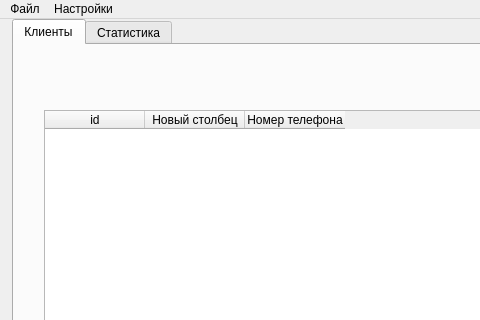
Qt form mainwindow.ui (yurikses/ClientFlow) before a commit; both pictures show x 0 to 480 and y 0 to 320 of the 1486 by 566 pixel window.
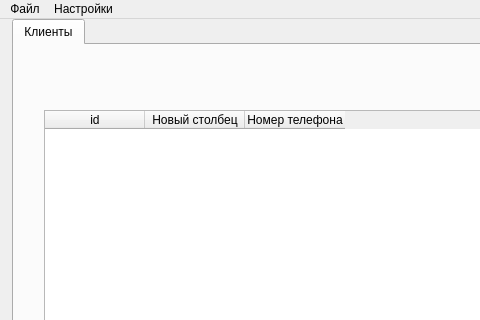
The same form after that commit. Icons and pictures are not drawn.

Commit message: statistic class added

Patch:
```diff
--- a/mainwindow.ui
+++ b/mainwindow.ui
@@ -258,11 +258,6 @@
          </property>
         </widget>
        </widget>
-       <widget class="QWidget" name="tab_2">
-        <attribute name="title">
-         <string>Статистика</string>
-        </attribute>
-       </widget>
       </widget>
      </item>
     </layout>
```
The commit also changes 7 other files.
